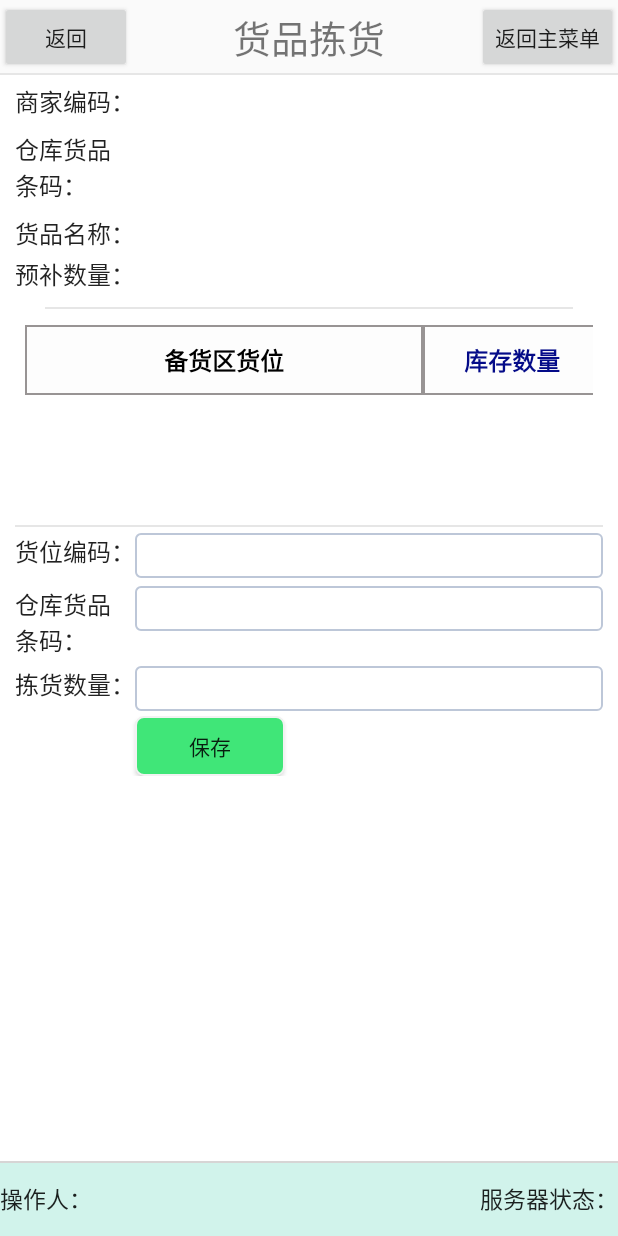
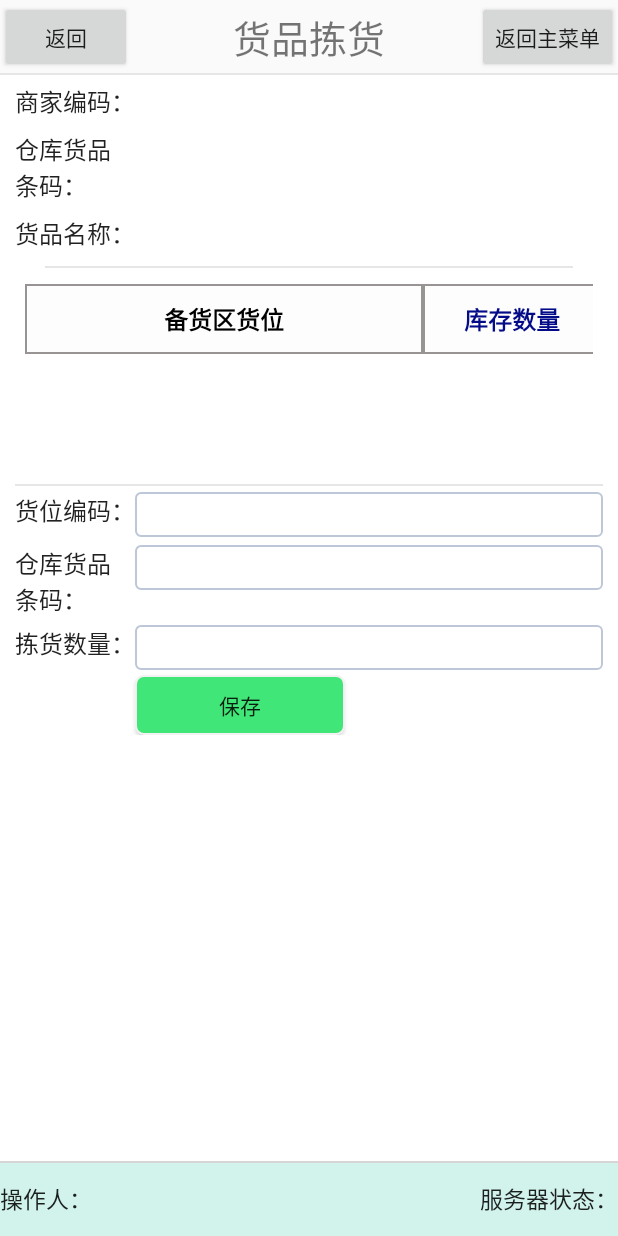
Before and after one commit to windxyxy/mtt_wms_app, an Android app: the reple_goods screen opened directly, with no data from a screen before it, on a phone screen of 412 x 824 dp. Run offline under Robolectric (Android 15) with nearby library versions, the phone set to English and light mode, and no system bars; 5 statements that could not run were skipped.

Commit message:
12.8--2.6.8--release

```diff
--- a/app/src/main/AndroidManifest.xml
+++ b/app/src/main/AndroidManifest.xml
@@ -13,6 +13,10 @@
     <uses-permission android:name="android.permission.WRITE_EXTERNAL_STORAGE"/>
     <uses-permission android:name="android.permission.KILL_BACKGROUND_PROCESSES"/>
     <uses-permission android:name="android.permission.WAKE_LOCK"/>
+    <!--震动权限-->
+    <uses-permission android:name="android.permission.VIBRATE"/>
+    <!--闪光灯权限-->
+    <uses-permission android:name="android.permission.FLASHLIGHT"/>
 
     <!-- <uses-permission android:name="android.permission.DELETE_PACKAGES"/> -->
     <!-- android:allowBackup="true" -->
--- a/app/src/main/java/com/djx/wms/anter/buttom_state.java
+++ b/app/src/main/java/com/djx/wms/anter/buttom_state.java
@@ -86,8 +86,6 @@ public class buttom_state extends AppCompatActivity {
             if (bundle.get("status").equals("629") || bundle.get("status").equals("102")) {
                 message.arg1 = FinalManager.ConnectFail;
                 AppStart.GetInstance().HandlerSendMessage(FinalManager.buttom_state, message);
-
-
                 AppStart.switchs = false;
                 TextView B = (TextView) findViewById(R.id.state);
                 B.setText("等待重连");
--- a/app/src/main/java/com/djx/wms/anter/entity/UserEntity.java
+++ b/app/src/main/java/com/djx/wms/anter/entity/UserEntity.java
@@ -16,7 +16,7 @@ public class UserEntity
     public Boolean isUse;
     public String lastTime;
     public String ClientID;
-    public int loginState;
+    public static int loginState;
     public String EnterID;
     public String EntCode;
     public String WarehouseIDs;
--- a/app/src/main/java/com/djx/wms/anter/reple_goods.java
+++ b/app/src/main/java/com/djx/wms/anter/reple_goods.java
@@ -66,7 +66,7 @@ public class reple_goods  extends buttom_state {
         TextView editText18=(TextView)findViewById(R.id.editText56);
         TextView editText19=(TextView)findViewById(R.id.editText57);
         TextView editText20=(TextView)findViewById(R.id.editText58);
-        TextView tv_yujian = (TextView) findViewById(R.id.tv_yujian);
+//        TextView tv_yujian = (TextView) findViewById(R.id.tv_yujian);
 
         /*货品名称滚动*/
         roll(editText20);
--- a/app/src/main/java/com/djx/wms/anter/the_library.java
+++ b/app/src/main/java/com/djx/wms/anter/the_library.java
@@ -35,7 +35,7 @@ public class the_library extends buttom_state {
 
     String SQL = "select * from t_out_stock where warehouseCode = (select whCode from t_warehouse where indexId = " + AppStart.GetInstance().Warehouse + ") " +
             "and orderStatus = 3 and srcWarehouse != warehouseCode " +
-            "and outStockNo in (select outStockNo from t_out_stock_log where (operating = '出库手持开始拣货' and userID = " + AppStart.GetInstance().getUserID() + ") or operating = '审核')";
+            "and outStockNo in (select outStockNo from t_out_stock_log where (operating = '出库手持开始拣货' and userID = " + AppStart.GetInstance().getUserID() + ") or operating = '审核' or operating = '自动审核')";
 
 //"and outStockNo in (select outStockNo from t_out_stock_log where operating != '审核' and userID = " + AppStart.GetInstance().getUserID() + ")";
 
--- a/app/src/main/res/layout/home_page.xml
+++ b/app/src/main/res/layout/home_page.xml
@@ -71,6 +71,12 @@
             android:layout_below="@+id/button5"
             android:padding="10dp">
 
+            <!--<Button-->
+                <!--android:layout_width="match_parent"-->
+                <!--android:layout_height="wrap_content"-->
+                <!--android:text="testMessage"-->
+                <!--android:onClick="testMessage"/>-->
+
             <Button
                 android:id="@+id/button"
                 android:layout_width="275dp"
--- a/app/src/main/res/layout/out_pickings.xml
+++ b/app/src/main/res/layout/out_pickings.xml
@@ -169,7 +169,7 @@
                     android:layout_height="wrap_content"
                     android:layout_below="@+id/textView144"
                     android:layout_marginTop="10dp"
-                    android:text="预捡数量："
+                    android:text="预拣数量："
                     android:textAppearance="?android:attr/textAppearanceLarge"
                     android:textSize="18sp"/>
 
--- a/app/src/main/res/layout/reple_goods.xml
+++ b/app/src/main/res/layout/reple_goods.xml
@@ -190,24 +190,24 @@
                     android:scrollbars="vertical"
                     android:textSize="16dp"/>
 
-                <TextView
-                    android:id="@+id/tv_yubu"
-                    android:layout_width="wrap_content"
-                    android:layout_height="wrap_content"
-                    android:layout_below="@+id/editText58"
-                    android:layout_marginTop="5dp"
-                    android:text="预补数量："
-                    android:textAppearance="?android:attr/textAppearanceLarge"
-                    android:textSize="16dp"
-                    />
+                <!--<TextView-->
+                    <!--android:id="@+id/tv_yubu"-->
+                    <!--android:layout_width="wrap_content"-->
+                    <!--android:layout_height="wrap_content"-->
+                    <!--android:layout_below="@+id/editText58"-->
+                    <!--android:layout_marginTop="5dp"-->
+                    <!--android:text="预补数量："-->
+                    <!--android:textAppearance="?android:attr/textAppearanceLarge"-->
+                    <!--android:textSize="16dp"-->
+                    <!--/>-->
 
-                <TextView
-                    android:id="@+id/tv_yujian"
-                    android:layout_width="match_parent"
-                    android:layout_height="wrap_content"
-                    android:layout_toRightOf="@+id/tv_yubu"
-                    android:layout_alignTop="@+id/tv_yubu"
-                    android:textSize="16dp"/>
+                <!--<TextView-->
+                    <!--android:id="@+id/tv_yujian"-->
+                    <!--android:layout_width="match_parent"-->
+                    <!--android:layout_height="wrap_content"-->
+                    <!--android:layout_toRightOf="@+id/tv_yubu"-->
+                    <!--android:layout_alignTop="@+id/tv_yubu"-->
+                    <!--android:textSize="16dp"/>-->
 
                 <ScrollView
                     android:id="@+id/scrollView"
@@ -311,7 +311,7 @@
 
                 <Button
                     android:id="@+id/button37"
-                    android:layout_width="100dp"
+                    android:layout_width="140dp"
                     android:layout_height="40dp"
                     android:layout_below="@+id/editText29"
                     android:layout_marginTop="3dp"
@@ -329,7 +329,7 @@
                     android:layout_alignParentLeft="true"
                     android:layout_alignParentRight="true"
                     android:layout_alignParentStart="true"
-                    android:layout_below="@+id/tv_yubu"
+                    android:layout_below="@+id/textView99"
                     android:layout_marginBottom="20dp"
                     android:layout_marginLeft="20dp"
                     android:layout_marginRight="20dp"
```
Also changed, not shown: app/src/main/java/com/djx/wms/anter/AppStart.java (+100 -101 lines), app/src/main/java/com/djx/wms/anter/ReceviePro/MttMsgReceiver.java (added, +99 -0 lines), app/src/main/java/com/djx/wms/anter/ReceviePro/MttNotifi.java (+20 -19 lines), app/src/main/java/com/djx/wms/anter/ReceviePro/MttNotification.java (+17 -37 lines), app/src/main/java/com/djx/wms/anter/goods_find.java (+19 -5 lines), app/src/main/java/com/djx/wms/anter/home_page.java (+9 -0 lines), app/src/main/java/com/djx/wms/anter/main_login.java (+10 -9 lines), app/src/main/java/com/djx/wms/anter/qrcodelogin.java (+8 -2 lines), app/src/main/java/com/djx/wms/anter/whselelct.java (+31 -13 lines), app/src/main/res/layout/reple_replenishment.xml (+20 -18 lines), 2 other files.
